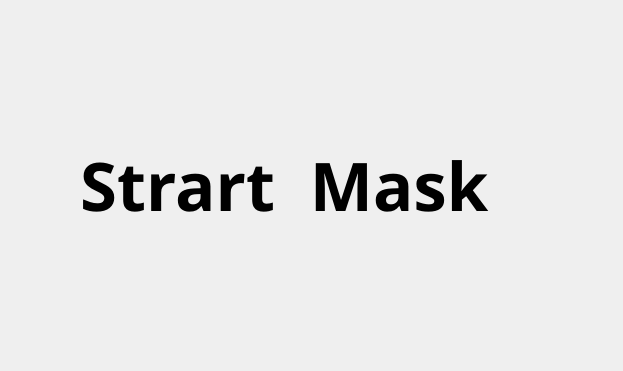
Before: the Qt Designer form StartMask.ui in dumpling52Hertz/musicplayer, drawn with Qt 5; both pictures show x 354 to 977 and y 0 to 371 of the 977 by 371 pixel window.
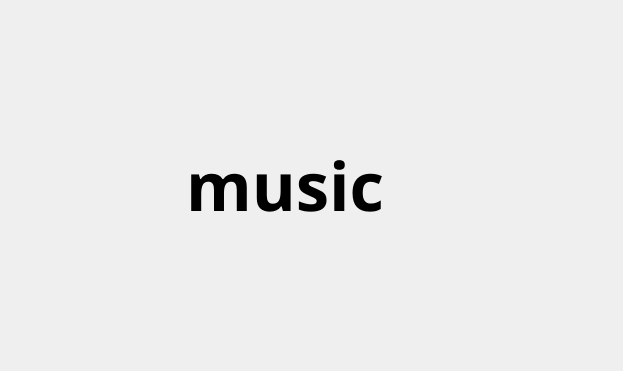
After: the same form once the commit is applied. Icons and pictures are not drawn.

```diff
--- a/StartMask.ui
+++ b/StartMask.ui
@@ -130,7 +130,7 @@
          </font>
         </property>
         <property name="text">
-         <string>Strart  Mask</string>
+         <string>music</string>
         </property>
        </widget>
       </item>
```
Left out of the diff: 14 changed lines with no effect on the pictures.
